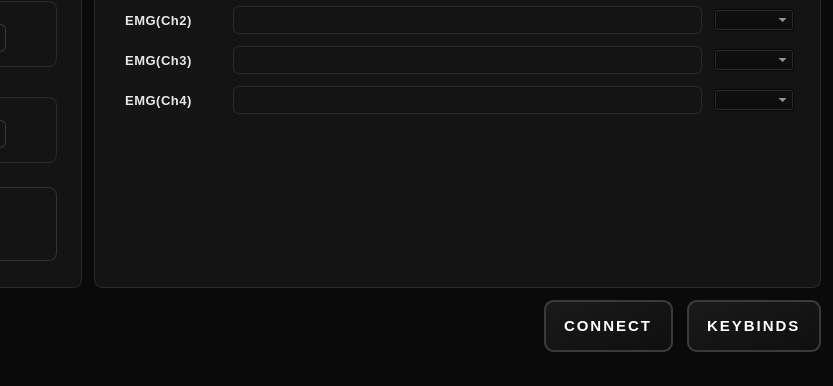
First picture: the form in NPG-Controller.ui, repository CIumsy/NPG-Gamepad, before the edit; both pictures show x 350 to 1183 and y 468 to 854 of the 1183 by 854 pixel window.
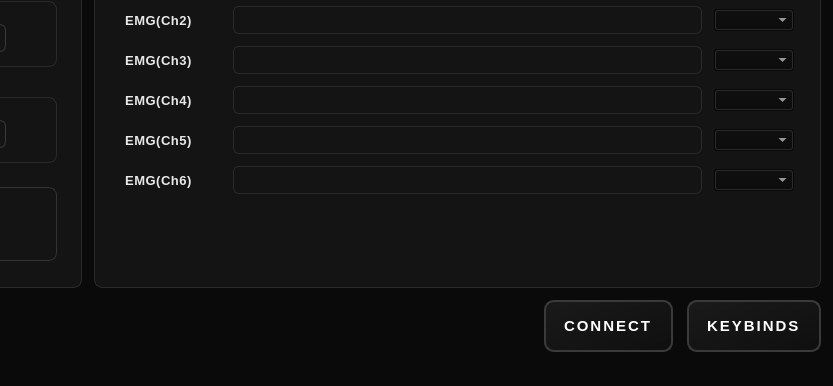
Second picture: the form after the edit. Icons and pictures are not drawn.

Commit message: Add combined EMG inputs

What changed in the file:
```diff
--- a/NPG-Controller.ui
+++ b/NPG-Controller.ui
@@ -81,7 +81,7 @@
     border-radius: 4px;
     background-color: transparent;
     border: 2px solid #3a3a3a;
-    transition: border 0.2s, background 0.2s;
+    
 }
 QCheckBox::indicator:hover:enabled,
 QCheckBox::indicator:focus:enabled {
@@ -163,7 +163,7 @@
 
 QLabel#lblFocus, QLabel#lblBlink, QLabel#lblJaw,
 QLabel#lblLeftEye, QLabel#lblRightEye,
-QLabel#lblEMG1, QLabel#lblEMG2, QLabel#lblEMG3, QLabel#lblEMG4, QLabel#lblECG {
+QLabel#lblEMG1, QLabel#lblEMG2, QLabel#lblEMG3, QLabel#lblEMG4, QLabel#lblEMG5, QLabel#lblEMG6, QLabel#lblECG {
     background-color: transparent;
 }
 
@@ -1615,6 +1615,82 @@
            </item>
           </layout>
          </item>
+          <item>
+           <layout class="QHBoxLayout" name="hLayoutEMG5">
+            <property name="spacing">
+             <number>12</number>
+            </property>
+            <item>
+             <widget class="QLabel" name="lblEMG5">
+              <property name="minimumSize">
+               <size>
+                <width>100</width>
+                <height>0</height>
+               </size>
+              </property>
+              <property name="text">
+               <string> EMG(Ch5)</string>
+              </property>
+             </widget>
+            </item>
+            <item>
+             <widget class="QProgressBar" name="pbEMG5">
+              <property name="value">
+               <number>0</number>
+              </property>
+             </widget>
+            </item>
+            <item>
+             <widget class="QComboBox" name="cmbEMG5">
+              <property name="minimumSize">
+               <size>
+                <width>80</width>
+                <height>0</height>
+               </size>
+              </property>
+             </widget>
+            </item>
+           </layout>
+          </item>
+
+          <item>
+           <layout class="QHBoxLayout" name="hLayoutEMG6">
+            <property name="spacing">
+             <number>12</number>
+            </property>
+            <item>
+             <widget class="QLabel" name="lblEMG6">
+              <property name="minimumSize">
+               <size>
+                <width>100</width>
+                <height>0</height>
+               </size>
+              </property>
+              <property name="text">
+               <string> EMG(Ch6)</string>
+              </property>
+             </widget>
+            </item>
+            <item>
+             <widget class="QProgressBar" name="pbEMG6">
+              <property name="value">
+               <number>0</number>
+              </property>
+             </widget>
+            </item>
+            <item>
+             <widget class="QComboBox" name="cmbEMG6">
+              <property name="minimumSize">
+               <size>
+                <width>80</width>
+                <height>0</height>
+               </size>
+              </property>
+             </widget>
+            </item>
+           </layout>
+          </item>
+
          <item>
           <spacer name="inputsSpacer">
            <property name="orientation">
```
The commit also changes 1 other file.
